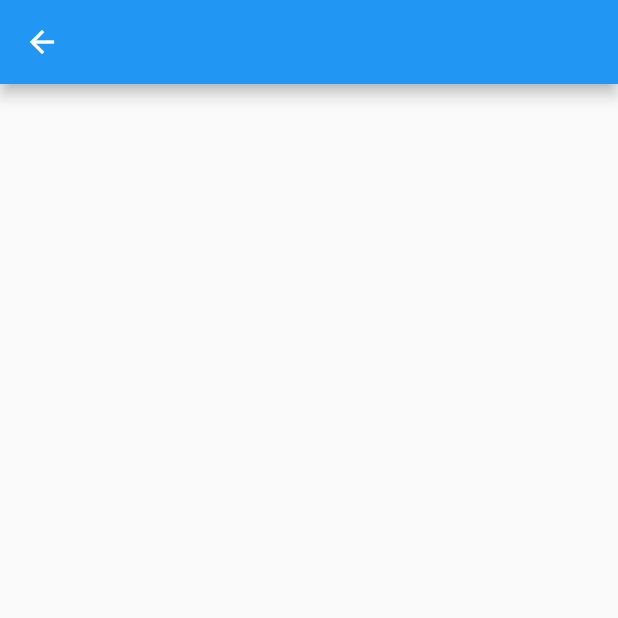
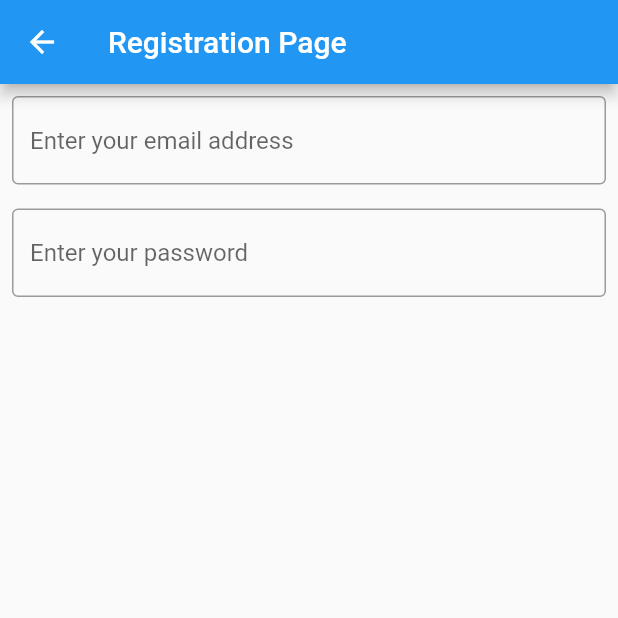
Before and after one commit to patekOnlyPrograms/travel_diary, a Flutter app: the registerPage screen opened directly, on a phone screen of 412 x 824 dp, the top half of it. Run offline on Flutter 3.47's test engine with Material 2 defaults, Android fonts, the phone set to English and light mode, and no system bars.

```diff
--- a/lib/registerPage.dart
+++ b/lib/registerPage.dart
@@ -6,7 +6,30 @@ class registerPage extends StatelessWidget {
   Widget build(BuildContext context) {
     return Scaffold(
       appBar: AppBar(
-
+        title: Text('Registration Page'),
+      ),
+      body: Column(
+        children: const <Widget>[
+          Padding(
+          padding: EdgeInsets.all(8),
+          child: TextField(
+            decoration: InputDecoration(
+              border: OutlineInputBorder(),
+              hintText: 'Enter your email address'
+            ),
+          ),
+        ),
+          Padding(
+            padding: EdgeInsets.all(8),
+            child: TextField(
+              obscureText: true,
+              decoration: InputDecoration(
+                border: OutlineInputBorder(),
+                hintText: 'Enter your password'
+                ),
+            ),
+          )
+        ],
       ),
     );
   }
```
